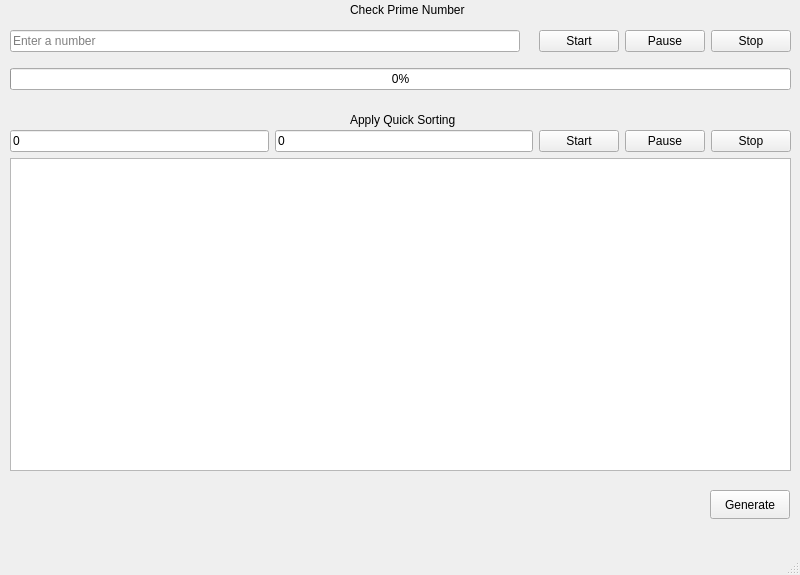
Before: the Qt Designer form mainwindow.ui in gokhanergen-tech/quick-sort-prime-number-check-gui-idle-time-timer, drawn with Qt 5.
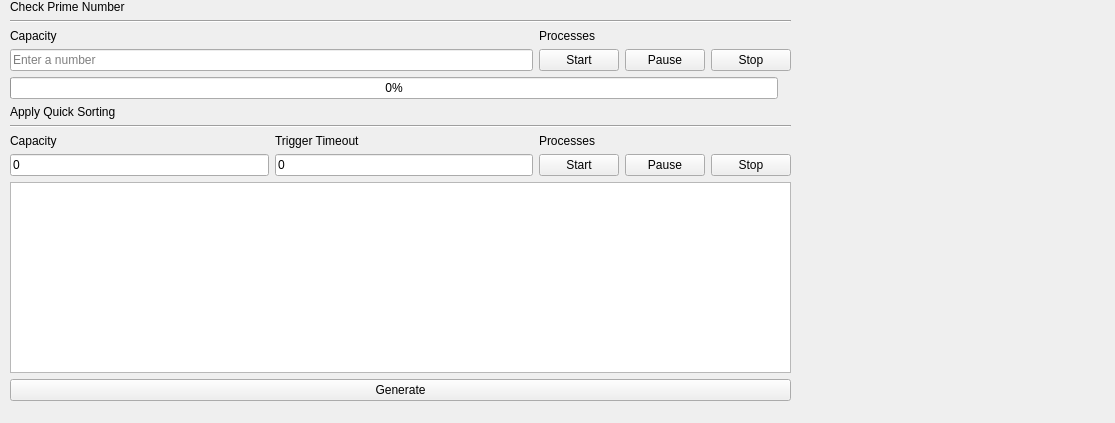
After: the same form once the commit is applied.

Commit message: added responsive design and refactoring design

The edit to the form file:
```diff
--- a/mainwindow.ui
+++ b/mainwindow.ui
@@ -6,8 +6,8 @@
    <rect>
     <x>0</x>
     <y>0</y>
-    <width>800</width>
-    <height>575</height>
+    <width>1115</width>
+    <height>423</height>
    </rect>
   </property>
   <property name="windowTitle">
@@ -18,28 +18,59 @@
     <property name="geometry">
      <rect>
       <x>10</x>
-      <y>20</y>
+      <y>0</y>
       <width>781</width>
-      <height>80</height>
+      <height>401</height>
      </rect>
     </property>
-    <layout class="QVBoxLayout" name="verticalLayout">
+    <layout class="QVBoxLayout" name="m">
+     <item>
+      <widget class="QLabel" name="label">
+       <property name="text">
+        <string>Check Prime Number</string>
+       </property>
+      </widget>
+     </item>
+     <item>
+      <widget class="Line" name="line_2">
+       <property name="orientation">
+        <enum>Qt::Orientation::Horizontal</enum>
+       </property>
+      </widget>
+     </item>
+     <item>
+      <layout class="QVBoxLayout" name="verticalLayout" stretch="0,0,0,0,0">
      <item>
       <layout class="QHBoxLayout" name="horizontalLayout">
        <item>
+          <layout class="QVBoxLayout" name="verticalLayout_7">
+           <item>
+            <widget class="QLabel" name="label_7">
+             <property name="text">
+              <string>Capacity</string>
+             </property>
+            </widget>
+           </item>
+           <item>
         <widget class="QLineEdit" name="lineEdit">
          <property name="placeholderText">
           <string>Enter a number</string>
          </property>
         </widget>
        </item>
+          </layout>
+         </item>
        <item>
-        <widget class="QLabel" name="viewProcess">
+          <layout class="QVBoxLayout" name="verticalLayout_6">
+           <item>
+            <widget class="QLabel" name="label_6">
          <property name="text">
-          <string/>
+              <string>Processes</string>
          </property>
         </widget>
        </item>
+           <item>
+            <layout class="QHBoxLayout" name="horizontalLayout_4">
        <item>
         <widget class="QPushButton" name="startButton">
          <property name="text">
@@ -63,6 +94,12 @@
        </item>
       </layout>
      </item>
+          </layout>
+         </item>
+        </layout>
+       </item>
+       <item>
+        <layout class="QHBoxLayout" name="horizontalLayout_5">
      <item>
       <widget class="QProgressBar" name="progressBar">
        <property name="maximum">
@@ -73,21 +110,43 @@
        </property>
       </widget>
      </item>
-    </layout>
-   </widget>
-   <widget class="QWidget" name="verticalLayoutWidget_2">
-    <property name="geometry">
-     <rect>
-      <x>10</x>
-      <y>130</y>
-      <width>781</width>
-      <height>341</height>
-     </rect>
-    </property>
+         <item>
+          <widget class="QLabel" name="viewProcess">
+           <property name="text">
+            <string/>
+           </property>
+          </widget>
+         </item>
+        </layout>
+       </item>
+       <item>
+        <widget class="QLabel" name="label_2">
+         <property name="text">
+          <string>Apply Quick Sorting</string>
+         </property>
+        </widget>
+       </item>
+       <item>
+        <widget class="Line" name="line">
+         <property name="orientation">
+          <enum>Qt::Orientation::Horizontal</enum>
+         </property>
+        </widget>
+       </item>
+       <item>
     <layout class="QVBoxLayout" name="verticalLayout_2">
      <item>
       <layout class="QHBoxLayout" name="horizontalLayout_2">
        <item>
+            <layout class="QVBoxLayout" name="verticalLayout_3">
+             <item>
+              <widget class="QLabel" name="label_3">
+               <property name="text">
+                <string>Capacity</string>
+               </property>
+              </widget>
+             </item>
+             <item>
         <widget class="QLineEdit" name="capacityInput">
          <property name="text">
           <string>0</string>
@@ -97,6 +156,17 @@
          </property>
         </widget>
        </item>
+            </layout>
+           </item>
+           <item>
+            <layout class="QVBoxLayout" name="verticalLayout_4">
+             <item>
+              <widget class="QLabel" name="label_4">
+               <property name="text">
+                <string>Trigger Timeout</string>
+               </property>
+              </widget>
+             </item>
        <item>
         <widget class="QLineEdit" name="timeoutQuickSort">
          <property name="text">
@@ -107,6 +177,19 @@
          </property>
         </widget>
        </item>
+            </layout>
+           </item>
+           <item>
+            <layout class="QVBoxLayout" name="verticalLayout_5">
+             <item>
+              <widget class="QLabel" name="label_5">
+               <property name="text">
+                <string>Processes</string>
+               </property>
+              </widget>
+             </item>
+             <item>
+              <layout class="QHBoxLayout" name="horizontalLayout_3">
        <item>
         <widget class="QPushButton" name="startSorting">
          <property name="text">
@@ -130,50 +213,26 @@
        </item>
       </layout>
      </item>
+            </layout>
+           </item>
+          </layout>
+         </item>
      <item>
       <widget class="QListWidget" name="listWidget"/>
      </item>
-    </layout>
-   </widget>
-   <widget class="QLabel" name="label">
-    <property name="geometry">
-     <rect>
-      <x>350</x>
-      <y>0</y>
-      <width>151</width>
-      <height>20</height>
-     </rect>
-    </property>
-    <property name="text">
-     <string>Check Prime Number</string>
-    </property>
-   </widget>
-   <widget class="QLabel" name="label_2">
-    <property name="geometry">
-     <rect>
-      <x>350</x>
-      <y>110</y>
-      <width>151</width>
-      <height>20</height>
-     </rect>
-    </property>
-    <property name="text">
-     <string>Apply Quick Sorting</string>
-    </property>
-   </widget>
+         <item>
    <widget class="QPushButton" name="generateNumbers">
-    <property name="geometry">
-     <rect>
-      <x>710</x>
-      <y>490</y>
-      <width>80</width>
-      <height>29</height>
-     </rect>
-    </property>
     <property name="text">
      <string>Generate</string>
     </property>
    </widget>
+         </item>
+        </layout>
+       </item>
+      </layout>
+     </item>
+    </layout>
+   </widget>
   </widget>
   <widget class="QMenuBar" name="menubar">
    <property name="geometry">
@@ -185,7 +244,6 @@
     </rect>
    </property>
   </widget>
-  <widget class="QStatusBar" name="statusbar"/>
  </widget>
  <resources/>
  <connections/>
```
Left out of the diff: 4 changed lines with no effect on the pictures. Lines whose indentation alone changed are shown as unchanged. The commit also changes 4 other files.
